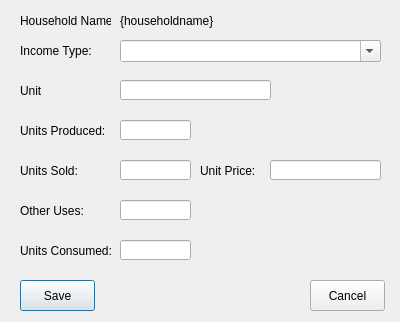
snim2mirror/openihm, file open-ihm/gui/designs/ui_household_income_crops.ui: the form before one commit.
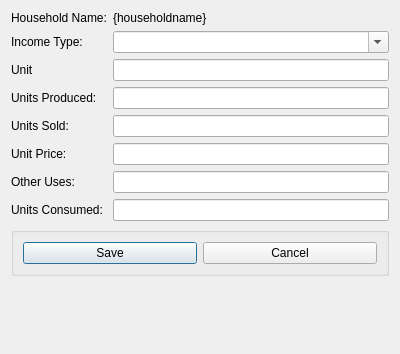
The form after the commit.

Commit message: Added layout manager to most dialogs. One report and all tabbed dialogs still to go.

Patch:
```diff
--- a/open-ihm/gui/designs/ui_household_income_crops.ui
+++ b/open-ihm/gui/designs/ui_household_income_crops.ui
@@ -7,178 +7,102 @@
     <x>0</x>
     <y>0</y>
     <width>400</width>
-    <height>322</height>
+    <height>354</height>
    </rect>
   </property>
   <property name="windowTitle">
    <string>Add Crop Income</string>
   </property>
+  <layout class="QFormLayout" name="formLayout">
+   <item row="0" column="0">
+    <widget class="QLabel" name="label">
+     <property name="text">
+      <string>Household Name:</string>
+     </property>
+    </widget>
+   </item>
+   <item row="0" column="1">
+    <widget class="QLabel" name="lblHouseholdName">
+     <property name="text">
+      <string>{householdname}</string>
+     </property>
+    </widget>
+   </item>
+   <item row="1" column="0">
   <widget class="QLabel" name="label_2">
-   <property name="geometry">
-    <rect>
-     <x>20</x>
-     <y>40</y>
-     <width>81</width>
-     <height>21</height>
-    </rect>
-   </property>
    <property name="text">
     <string>Income Type:</string>
    </property>
   </widget>
-  <widget class="QLineEdit" name="txtUnitPrice">
-   <property name="geometry">
-    <rect>
-     <x>270</x>
-     <y>160</y>
-     <width>111</width>
-     <height>20</height>
-    </rect>
-   </property>
-  </widget>
+   </item>
+   <item row="1" column="1">
   <widget class="QComboBox" name="cboIncomeType">
-   <property name="geometry">
-    <rect>
-     <x>120</x>
-     <y>40</y>
-     <width>261</width>
-     <height>22</height>
-    </rect>
-   </property>
    <property name="editable">
     <bool>true</bool>
    </property>
   </widget>
-  <widget class="QLineEdit" name="txtUnitsProduced">
-   <property name="geometry">
-    <rect>
-     <x>120</x>
-     <y>120</y>
-     <width>71</width>
-     <height>20</height>
-    </rect>
-   </property>
-  </widget>
-  <widget class="QLineEdit" name="txtUnitsConsumed">
-   <property name="geometry">
-    <rect>
-     <x>120</x>
-     <y>240</y>
-     <width>71</width>
-     <height>20</height>
-    </rect>
-   </property>
-  </widget>
-  <widget class="QPushButton" name="cmdCancel">
-   <property name="geometry">
-    <rect>
-     <x>310</x>
-     <y>280</y>
-     <width>75</width>
-     <height>31</height>
-    </rect>
-   </property>
+   </item>
+   <item row="2" column="0">
+    <widget class="QLabel" name="label_7">
    <property name="text">
-    <string>Cancel</string>
-   </property>
-  </widget>
-  <widget class="QLabel" name="label_6">
-   <property name="geometry">
-    <rect>
-     <x>200</x>
-     <y>160</y>
-     <width>61</width>
-     <height>21</height>
-    </rect>
-   </property>
-   <property name="text">
-    <string>Unit Price:</string>
-   </property>
-  </widget>
-  <widget class="QLabel" name="label">
-   <property name="geometry">
-    <rect>
-     <x>20</x>
-     <y>10</y>
-     <width>91</width>
-     <height>21</height>
-    </rect>
-   </property>
-   <property name="text">
-    <string>Household Name:</string>
-   </property>
-  </widget>
+      <string>Unit</string>
+     </property>
+    </widget>
+   </item>
+   <item row="2" column="1">
+    <widget class="QLineEdit" name="txtUnitOfMeasure"/>
+   </item>
+   <item row="3" column="0">
   <widget class="QLabel" name="label_4">
-   <property name="geometry">
-    <rect>
-     <x>20</x>
-     <y>120</y>
-     <width>91</width>
-     <height>21</height>
-    </rect>
-   </property>
    <property name="text">
     <string>Units Produced:</string>
    </property>
   </widget>
-  <widget class="QLabel" name="label_5">
-   <property name="geometry">
-    <rect>
-     <x>20</x>
-     <y>240</y>
-     <width>91</width>
-     <height>21</height>
-    </rect>
-   </property>
-   <property name="text">
-    <string>Units Consumed:</string>
-   </property>
-  </widget>
-  <widget class="QLineEdit" name="txtUnitsSold">
-   <property name="geometry">
-    <rect>
-     <x>120</x>
-     <y>160</y>
-     <width>71</width>
-     <height>20</height>
-    </rect>
-   </property>
-  </widget>
-  <widget class="QLabel" name="lblHouseholdName">
-   <property name="geometry">
-    <rect>
-     <x>120</x>
-     <y>10</y>
-     <width>271</width>
-     <height>21</height>
-    </rect>
-   </property>
-   <property name="text">
-    <string>{householdname}</string>
-   </property>
-  </widget>
+   </item>
+   <item row="3" column="1">
+    <widget class="QLineEdit" name="txtUnitsProduced"/>
+   </item>
+   <item row="4" column="0">
   <widget class="QLabel" name="label_3">
-   <property name="geometry">
-    <rect>
-     <x>20</x>
-     <y>160</y>
-     <width>81</width>
-     <height>21</height>
-    </rect>
-   </property>
    <property name="text">
     <string>Units Sold:</string>
    </property>
   </widget>
+   </item>
+   <item row="4" column="1">
+    <widget class="QLineEdit" name="txtUnitsSold"/>
+   </item>
+   <item row="6" column="1">
+    <widget class="QLineEdit" name="txtUnitPrice"/>
+   </item>
+   <item row="7" column="0">
+    <widget class="QLabel" name="label_8">
+     <property name="text">
+      <string>Other Uses:</string>
+     </property>
+    </widget>
+   </item>
+   <item row="7" column="1">
+    <widget class="QLineEdit" name="txtUnitsOtherUses"/>
+   </item>
+   <item row="8" column="0">
+    <widget class="QLabel" name="label_5">
+     <property name="text">
+      <string>Units Consumed:</string>
+     </property>
+    </widget>
+   </item>
+   <item row="8" column="1">
+    <widget class="QLineEdit" name="txtUnitsConsumed"/>
+   </item>
+   <item row="9" column="0" colspan="2">
+    <widget class="QGroupBox" name="groupBox">
+     <property name="title">
+      <string/>
+     </property>
+     <layout class="QHBoxLayout" name="horizontalLayout">
+      <item>
   <widget class="QPushButton" name="cmdSave">
-   <property name="geometry">
-    <rect>
-     <x>20</x>
-     <y>280</y>
-     <width>75</width>
-     <height>31</height>
-    </rect>
-   </property>
    <property name="text">
     <string>Save</string>
    </property>
@@ -186,52 +110,25 @@
     <bool>true</bool>
    </property>
   </widget>
-  <widget class="QLabel" name="label_7">
-   <property name="geometry">
-    <rect>
-     <x>20</x>
-     <y>80</y>
-     <width>91</width>
-     <height>21</height>
-    </rect>
-   </property>
+      </item>
+      <item>
+       <widget class="QPushButton" name="cmdCancel">
    <property name="text">
-    <string>Unit</string>
-   </property>
-  </widget>
-  <widget class="QLineEdit" name="txtUnitOfMeasure">
-   <property name="geometry">
-    <rect>
-     <x>120</x>
-     <y>80</y>
-     <width>151</width>
-     <height>20</height>
-    </rect>
-   </property>
-  </widget>
-  <widget class="QLineEdit" name="txtUnitsOtherUses">
-   <property name="geometry">
-    <rect>
-     <x>120</x>
-     <y>200</y>
-     <width>71</width>
-     <height>20</height>
-    </rect>
-   </property>
-  </widget>
-  <widget class="QLabel" name="label_8">
-   <property name="geometry">
-    <rect>
-     <x>20</x>
-     <y>200</y>
-     <width>81</width>
-     <height>21</height>
-    </rect>
-   </property>
+         <string>Cancel</string>
+        </property>
+       </widget>
+      </item>
+     </layout>
+    </widget>
+   </item>
+   <item row="6" column="0">
+    <widget class="QLabel" name="label_6">
    <property name="text">
-    <string>Other Uses:</string>
-   </property>
-  </widget>
+      <string>Unit Price:</string>
+     </property>
+    </widget>
+   </item>
+  </layout>
  </widget>
  <tabstops>
   <tabstop>cboIncomeType</tabstop>
```
Lines whose indentation alone changed are shown as unchanged. The commit also changes 97 other files.
